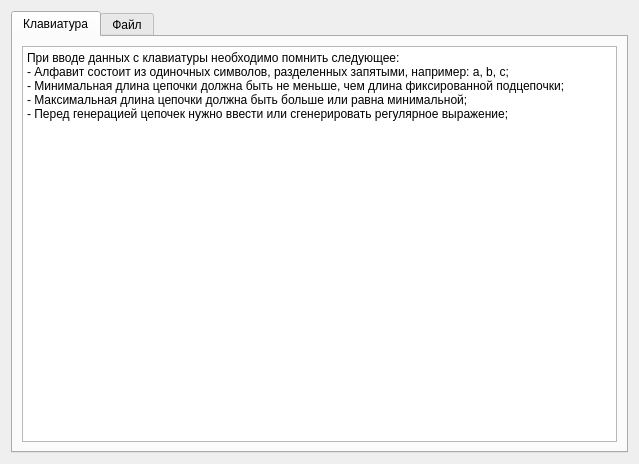
Before: the Qt Designer form curs_TYAP/help.ui in Pavel-Kr/TYAP, drawn with Qt 5.
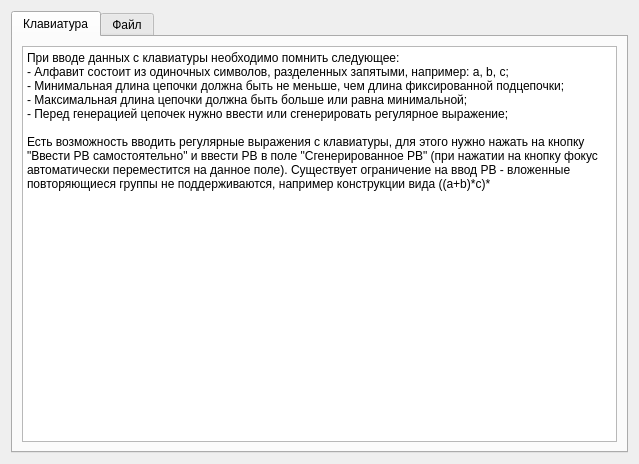
After: the same form once the commit is applied.

Diff of the .ui file:
```diff
--- a/curs_TYAP/help.ui
+++ b/curs_TYAP/help.ui
@@ -44,7 +44,9 @@
 - Алфавит состоит из одиночных символов, разделенных запятыми, например: a, b, c;
 - Минимальная длина цепочки должна быть не меньше, чем длина фиксированной подцепочки;
 - Максимальная длина цепочки должна быть больше или равна минимальной;
-- Перед генерацией цепочек нужно ввести или сгенерировать регулярное выражение;</string>
+- Перед генерацией цепочек нужно ввести или сгенерировать регулярное выражение;
+
+Есть возможность вводить регулярные выражения с клавиатуры, для этого нужно нажать на кнопку &quot;Ввести РВ самостоятельно&quot; и ввести РВ в поле &quot;Сгенерированное РВ&quot; (при нажатии на кнопку фокус автоматически переместится на данное поле). Существует ограничение на ввод РВ - вложенные повторяющиеся группы не поддерживаются, например конструкции вида ((a+b)*c)*</string>
          </property>
         </widget>
        </item>
```
